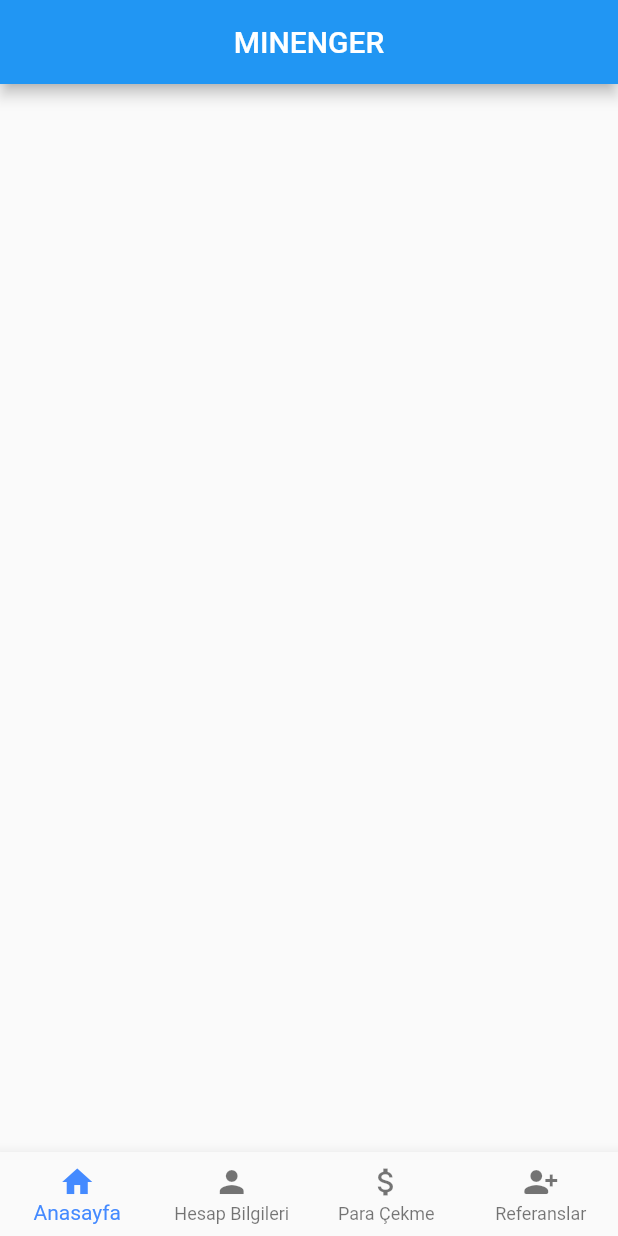
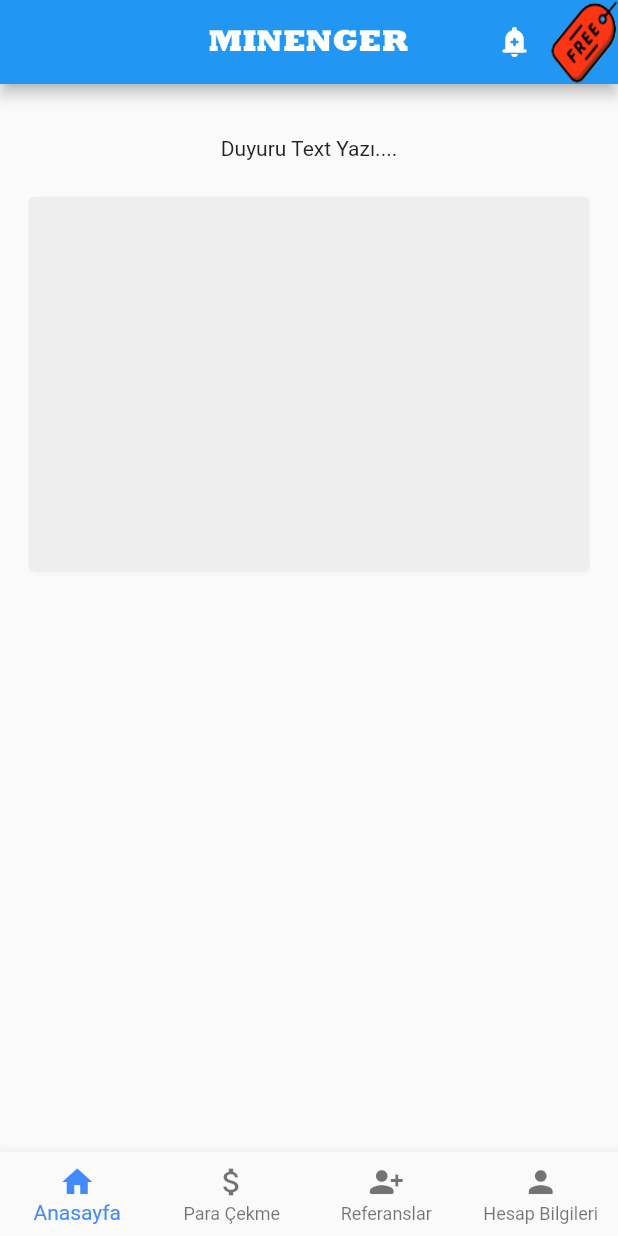
Before and after one commit to burakguvenc10/MINENGER, a Flutter app: the screen it shows after launch, on a phone screen of 412 x 824 dp. Run offline on Flutter 3.47's test engine with Material 2 defaults, Android fonts, the phone set to English and light mode, and no system bars; our stand-ins replace animated_splash_screen; Roboto replaces fonts that are missing (Akrobat-Semibold).

Commit message:
‘V.0.0.1’

```diff
--- a/lib/Anim/Animated_splash.dart
+++ b/lib/Anim/Animated_splash.dart
@@ -12,19 +12,16 @@ class Animated_splash extends StatelessWidget {
           fontFamily: 'Akrobat-Semibold',
         ),
         home: AnimatedSplashScreen(
-            duration: 1100,
+            duration: 900,
             splash: Stack(
                 children:[
-                Image.asset('assets/coin.jpeg',fit: BoxFit.contain, width: 150, alignment: Alignment.center),
-                  SizedBox(
-                    height: 20,
-                  ),
-                //Image.asset('assets/tozemis.png',fit: BoxFit.contain, color: Colors.white,width: 151, height: 140,alignment: Alignment.center),
+                Image.asset('assets/coin.jpg',fit: BoxFit.contain),
+
                 ],
             ), nextScreen: MyHomePage(),
             splashTransition: SplashTransition.sizeTransition,
             //pageTransitionType: PageTransitionType.scale,
-            backgroundColor: Colors.white
+            //backgroundColor: Colors.white
         ),
     );
   }
--- a/lib/Pages/Anasayfa.dart
+++ b/lib/Pages/Anasayfa.dart
@@ -10,9 +10,40 @@ class _Anasayfa extends State<Anasayfa> {
   @override
   Widget build(BuildContext context) {
     return Scaffold(
+      body: Scrollbar(
+        child: Padding(
+          padding: const EdgeInsets.all(15.0),
+          child: Column(
+            children: [
+              Column(
+                children: [
+                  SizedBox(
+                    height: 20,
+                  ),
+                  Text('Duyuru Text Yazı....')
+                ],
+              ),
 
+              SizedBox(
+                height: 20,
+              ),
+
+              Card(
+                color: Colors.grey.shade200,
+                shadowColor: Colors.black12,
+                child: Container(
+                height: 250,
+                ),
+              )
+
+
+            ],
+          ),
+
+
+        ),
+      ),
     );
-
 
 
   }
--- a/lib/main.dart
+++ b/lib/main.dart
@@ -35,9 +35,9 @@ class _MyHomePageState extends State<MyHomePage> {
   int selectedItem = 0;
   final List<Widget> tumSayfalar = [
     Anasayfa(),
-    HesapBilgileri(),
     ParaCekme(),
-    Referanslar()
+    Referanslar(),
+    HesapBilgileri()
   ];
 
   @override
@@ -45,8 +45,18 @@ class _MyHomePageState extends State<MyHomePage> {
     return Scaffold(
       body: tumSayfalar[selectedItem],
       appBar: AppBar(
+          actions: <Widget>[
+          IconButton(
+          icon: const Icon(Icons.add_alert_rounded),
+          tooltip: 'Show Snackbar',
+          onPressed: () {
+            ScaffoldMessenger.of(context).showSnackBar(
+                const SnackBar(content: Text('Duyurular Yakında...')));
+          }),
+          Image.asset('assets/free.png',  fit: BoxFit.fill, width: 45,)
+      ],
         centerTitle: true,
-        title: Text('MINENGER')//Image.asset('assets/Logo.png', color: Colors.white, fit: BoxFit.cover, width: 100,),
+        title: Image.asset('assets/logo_yazi.png', color: Colors.white, fit: BoxFit.cover, width: 160),
       ),
 
       //drawer: Drawerbar(),
@@ -60,16 +70,16 @@ class _MyHomePageState extends State<MyHomePage> {
               label: 'Anasayfa',
             ),
             BottomNavigationBarItem(
-              icon: Icon(Icons.person),
-              label: 'Hesap Bilgileri',
-            ),
-            BottomNavigationBarItem(
               icon: Icon(Icons.attach_money),
               label: 'Para Çekme',
             ),
             BottomNavigationBarItem(
               icon: Icon(Icons.person_add_alt_1_rounded),
               label: 'Referanslar',
+            ),
+            BottomNavigationBarItem(
+              icon: Icon(Icons.person),
+              label: 'Hesap Bilgileri',
             ),
           ],
           onTap: (index){
```
Also changed, not shown: lib/Component/Splash_item.dart (deleted, +0 -37 lines), assets/coin.jpeg (deleted), assets/coin.jpg (added), assets/free.png (added), assets/logo_yazi.png (added), assets/money.png (added).
